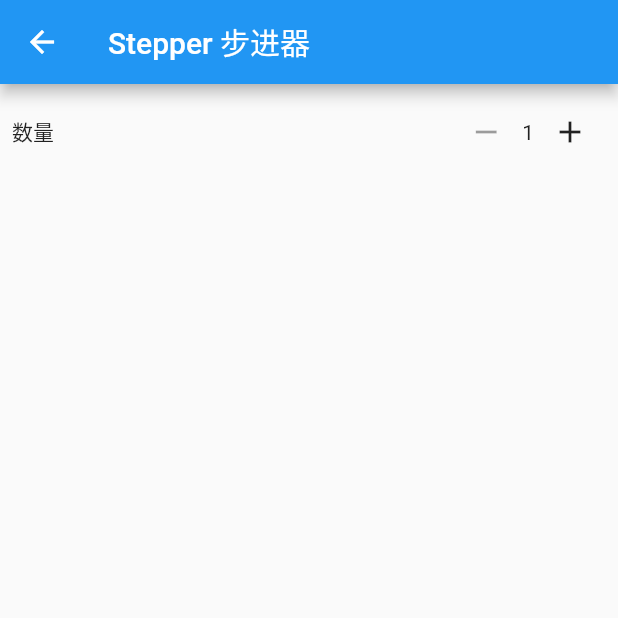
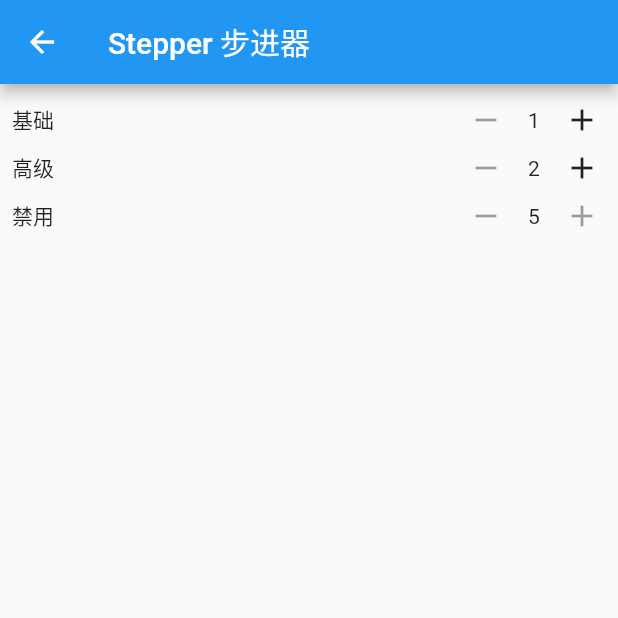
Before and after one commit to lishuhao/sy_flutter_widgets, a Flutter app: the screen it shows after launch, after a tap on "Stepper步进器", on a phone screen of 412 x 824 dp, the top half of it. Run offline on Flutter 3.47's test engine with Material 2 defaults, Android fonts, the phone set to English and light mode, and no system bars.

Commit message:
'stepper 优化' ...

```diff
--- a/example/lib/home.dart
+++ b/example/lib/home.dart
@@ -44,7 +44,9 @@ class _MyHomePageState extends State<MyHomePage> {
               Navigator.pushNamed(context, '/gridview');
             },
           ),
-          SyCell(
+          Theme(
+            data: Theme.of(context).copyWith(dividerColor: Colors.transparent),
+            child: SyCell(
               title: '地址选择器',
               onTap: () async {
                 final result = await Navigator.push(
@@ -63,6 +65,7 @@ class _MyHomePageState extends State<MyHomePage> {
                 print(result == null ? null : result.toJson());
               },
             ),
+          ),
         ],
       ),
     );
--- a/example/lib/stepper.dart
+++ b/example/lib/stepper.dart
@@ -18,9 +18,27 @@ class _MyStepperState extends State<MyStepper> {
             children: <Widget>[
               Row(
                 children: <Widget>[
-                  Expanded(child: Text('数量')),
+                  Expanded(child: Text('基础')),
                   SyStepper(
                     onChange: (v) {},
+                  )
+                ],
+              ),
+              Row(
+                children: <Widget>[
+                  Expanded(child: Text('高级')),
+                  SyStepper(
+                    value: 2,
+                    step: 2,
+                    onChange: (v) {},
+                  )
+                ],
+              ),
+              Row(
+                children: <Widget>[
+                  Expanded(child: Text('禁用')),
+                  SyStepper(
+                    value: 5,
                   )
                 ],
               )
--- a/lib/src/cell.dart
+++ b/lib/src/cell.dart
@@ -1,5 +1,4 @@
 import 'package:flutter/material.dart';
-import 'package:sy_flutter_widgets/src/colors.dart';
 
 class SyCell extends StatelessWidget {
   final Widget icon;
@@ -16,13 +15,14 @@ class SyCell extends StatelessWidget {
 
   @override
   Widget build(BuildContext context) {
+    ThemeData theme = Theme.of(context);
     return new InkWell(
       onTap: onTap,
       child: Container(
         padding: EdgeInsets.all(10.0),
         decoration: BoxDecoration(
             color: Colors.white,
-            border: Border(bottom: BorderSide(color: SyColor.divider))),
+            border: Border(bottom: BorderSide(color: theme.dividerColor))),
         child: Row(
           mainAxisAlignment: MainAxisAlignment.spaceBetween,
           children: <Widget>[
@@ -42,7 +42,7 @@ class SyCell extends StatelessWidget {
                 ? Container()
                 : Icon(
                     Icons.navigate_next,
-                    color: SyColor.subtitle,
+                    color: theme.disabledColor,
                   )
           ],
         ),
--- a/lib/src/colors.dart
+++ /dev/null
@@ -1,6 +0,0 @@
-import 'package:flutter/material.dart';
-
-class SyColor {
-  static const divider = Color.fromARGB(255, 243, 243, 243);
-  static const subtitle = Color.fromRGBO(136, 136, 136, 1.0);
-}
--- a/lib/src/gridview_with_load_more.dart
+++ b/lib/src/gridview_with_load_more.dart
@@ -55,7 +55,6 @@ class _SyGridViewWithLoadMoreState extends State<SyGridViewWithLoadMore> {
           setState(() {
             _hasMore = false;
           });
-          //syShowToast( '没有更多数据');
           print('没有更多数据');
         }
       }
--- a/lib/src/listview_with_load_more.dart
+++ b/lib/src/listview_with_load_more.dart
@@ -54,7 +54,6 @@ class _SyListViewWithLoadMoreState extends State<SyListViewWithLoadMore> {
           setState(() {
             _hasMore = false;
           });
-          //syShowToast( '没有更多数据');
           print('没有更多数据');
         }
       }
--- a/lib/src/stepper.dart
+++ b/lib/src/stepper.dart
@@ -4,19 +4,21 @@ typedef StepperChangeCallback(int val);
 
 // - 3 +
 class SyStepper extends StatefulWidget {
-  final int initialVal;
+  final int value;
   final int min;
   final int max;
   final int step; //步幅
+  final double size;
   final StepperChangeCallback onChange;
 
   const SyStepper(
       {Key key,
-      this.initialVal = 1,
-      @required this.onChange,
+      this.value = 1,
+      this.onChange,
       this.min = 1,
-      this.max = 99999,
-      this.step = 1})
+      this.max = 9999999,
+      this.step = 1,
+      this.size = 24.0})
       : super(key: key);
 
   @override
@@ -29,17 +31,34 @@ class _SyStepperState extends State<SyStepper> {
   @override
   void initState() {
     super.initState();
-    value = widget.initialVal;
+    value = widget.value;
   }
 
   @override
   Widget build(BuildContext context) {
+    ThemeData theme = Theme.of(context);
+    final iconPadding = const EdgeInsets.all(4.0);
+    bool minusBtnDisabled = value <= widget.min ||
+        value - widget.step < widget.min ||
+        widget.onChange == null;
+    bool addBtnDisabled = value >= widget.max ||
+        value + widget.step > widget.max ||
+        widget.onChange == null;
     return Row(
       mainAxisAlignment: MainAxisAlignment.spaceBetween,
       children: <Widget>[
-        IconButton(
-          icon: Icon(Icons.remove),
-          onPressed: value <= widget.min
+        InkWell(
+          child: Padding(
+            padding: iconPadding,
+            child: Icon(
+              Icons.remove,
+              size: widget.size,
+              color: minusBtnDisabled
+                  ? theme.disabledColor
+                  : theme.textTheme.button.color,
+            ),
+          ),
+          onTap: minusBtnDisabled
               ? null
               : () {
                   int newVal = value - widget.step;
@@ -49,10 +68,25 @@ class _SyStepperState extends State<SyStepper> {
                   widget.onChange(newVal);
                 },
         ),
-        Text(value.toString()),
-        IconButton(
-          icon: Icon(Icons.add),
-          onPressed: value >= widget.max
+        Padding(
+          padding: EdgeInsets.symmetric(horizontal: 4.0),
+          child: ConstrainedBox(
+            child: Center(child: Text(value.toString())),
+            constraints: BoxConstraints(minWidth: widget.size),
+          ),
+        ),
+        InkWell(
+          child: Padding(
+            padding: iconPadding,
+            child: Icon(
+              Icons.add,
+              size: widget.size,
+              color: addBtnDisabled
+                  ? theme.disabledColor
+                  : theme.textTheme.button.color,
+            ),
+          ),
+          onTap: addBtnDisabled
               ? null
               : () {
                   int newVal = value + widget.step;
```
Lines whose indentation alone changed are shown as unchanged.
